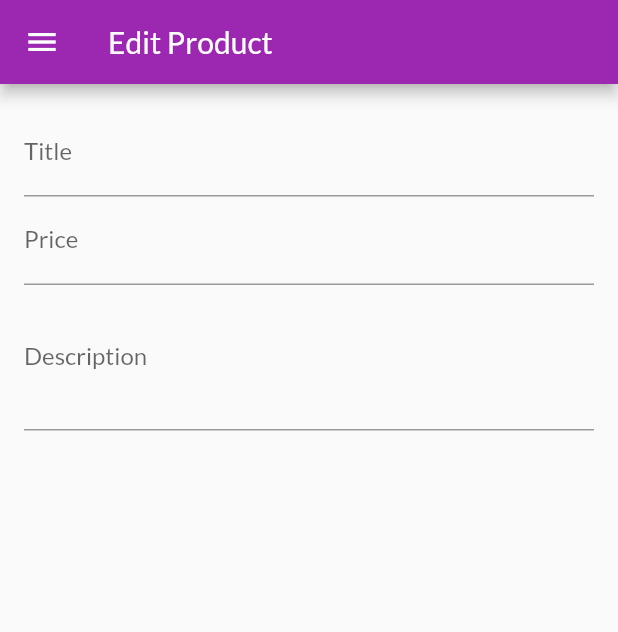
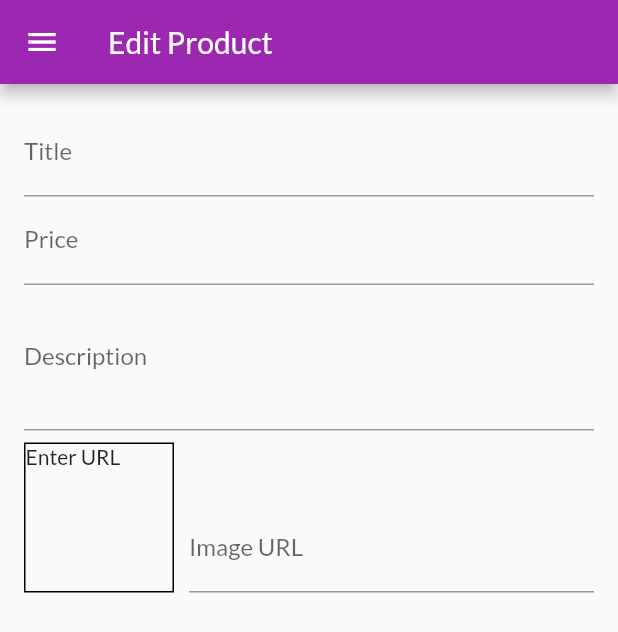
Before and after one commit to sklearn21/shop_app, a Flutter app: the EditProductScreen screen opened by its route, in the side drawer, after a tap on "View", on a phone screen of 412 x 824 dp. Shown: the top 632 px of the screen. Run offline on Flutter 3.47's test engine with Material 2 defaults, Android fonts, the phone set to English and light mode, and no system bars; network calls fail.

Commit message:
Image input and image preview.

```diff
--- a/lib/screens/edit_product_screen.dart
+++ b/lib/screens/edit_product_screen.dart
@@ -10,12 +10,30 @@ class EditProductScreen extends StatefulWidget {
 class _EditProductScreenState extends State<EditProductScreen> {
   final _priceFocusNode = FocusNode();
   final _descriptionFocusNode = FocusNode();
+  final _imageUrlController = TextEditingController();
+  final _imageUrlFocusNode = FocusNode();
+
+  @override
+  void initState() {
+    _imageUrlFocusNode.addListener(_updateImageUrl);
+    // TODO: implement initState
+    super.initState();
+  }
 
   @override
   void dispose() {
+    _imageUrlFocusNode.removeListener(_updateImageUrl);
     _priceFocusNode.dispose();
     _descriptionFocusNode.dispose();
+    _imageUrlController.dispose();
+    _imageUrlFocusNode.dispose();
     super.dispose();
+  }
+
+  void _updateImageUrl() {
+    if (!_imageUrlFocusNode.hasFocus) {
+      setState(() {});
+    }
   }
 
   @override
@@ -51,6 +69,39 @@ class _EditProductScreenState extends State<EditProductScreen> {
                 keyboardType: TextInputType.multiline,
                 focusNode: _descriptionFocusNode,
               ),
+              Row(
+                crossAxisAlignment: CrossAxisAlignment.end,
+                children: <Widget>[
+                  Container(
+                    width: 100,
+                    height: 100,
+                    margin: EdgeInsets.only(
+                      top: 8,
+                      right: 10,
+                    ),
+                    decoration: BoxDecoration(
+                      border: Border.all(
+                        width: 1,
+                      ),
+                    ),
+                    child: _imageUrlController.text.isEmpty
+                        ? Text('Enter URL')
+                        : FittedBox(
+                            child: Image.network(_imageUrlController.text),
+                            fit: BoxFit.cover,
+                          ),
+                  ),
+                  Expanded(
+                    child: TextFormField(
+                      decoration: InputDecoration(labelText: 'Image URL'),
+                      keyboardType: TextInputType.url,
+                      textInputAction: TextInputAction.done,
+                      controller: _imageUrlController,
+                      focusNode: _imageUrlFocusNode,
+                    ),
+                  ),
+                ],
+              )
             ],
           ),
         ),
```
